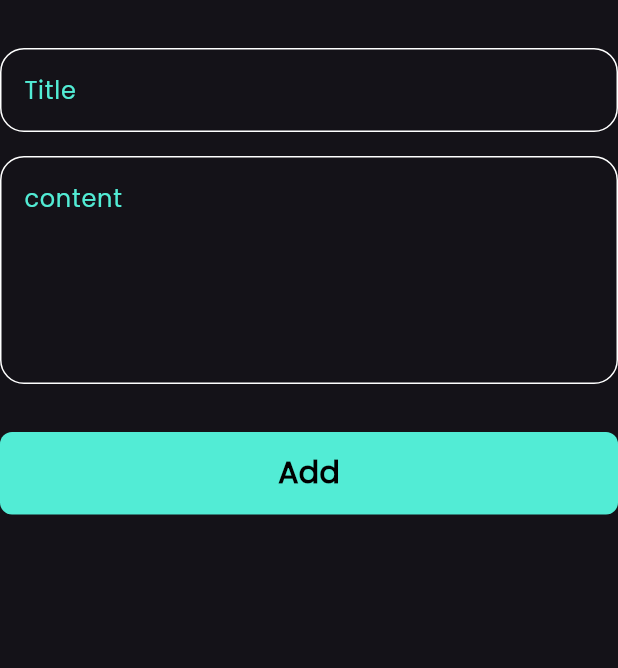
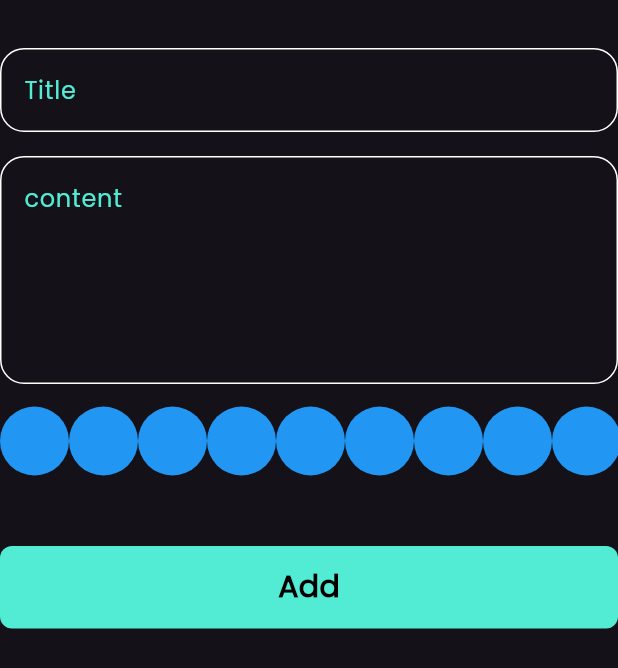
Before and after one commit to engsayed74/notes_app, a Flutter app: the AddNoteForm widget shown alone on an empty page, opened directly, on a phone screen of 412 x 824 dp. Shown: the top 668 px of the screen. Run offline on Flutter 3.47's test engine with Material 3 defaults, Android fonts, the phone set to English and light mode, and no system bars; our stand-ins replace bloc, flutter_bloc, font_awesome_flutter, hive, hive_flutter; accounts and stored records are empty.

Commit message:
create colors listview part one

```diff
--- a/lib/views/widgets/add_note_form.dart
+++ b/lib/views/widgets/add_note_form.dart
@@ -2,6 +2,7 @@ import 'package:flutter/material.dart';
 import 'package:flutter_bloc/flutter_bloc.dart';
 import 'package:notes_app/cubits/add_note_cubit/add_note_cubit.dart';
 import 'package:notes_app/model/note_model.dart';
+import 'package:notes_app/views/widgets/colors_listview.dart';
 import 'package:notes_app/views/widgets/cusom_text_field.dart';
 import 'package:notes_app/views/widgets/custom_button.dart';
 import 'package:intl/intl.dart';
@@ -45,9 +46,11 @@ class _AddNoteFormState extends State<AddNoteForm> {
             hint: 'content',
             maxLines: 5,
           ),
+          ColorsListView(),
           const SizedBox(
             height: 32,
           ),
+
           BlocBuilder<AddNoteCubit, AddNoteState>(
             builder: (context, state) {
               return CustomButton(
--- /dev/null
+++ b/lib/views/widgets/colors_listview.dart
@@ -0,0 +1,30 @@
+import 'package:flutter/material.dart';
+
+class ColorItem extends StatelessWidget {
+  const ColorItem({super.key});
+
+  @override
+  Widget build(BuildContext context) {
+    return const CircleAvatar(
+      backgroundColor: Colors.blue,
+      radius: 23,
+    );
+  }
+}
+
+class ColorsListView extends StatelessWidget {
+  const ColorsListView({super.key});
+
+  @override
+  Widget build(BuildContext context) {
+    return  SizedBox(
+      height: 76,
+      child: ListView.builder(
+        itemCount: 10,
+        scrollDirection: Axis.horizontal,
+        itemBuilder: (context, index) {
+        return ColorItem();
+      },),
+    );
+  }
+}
```
